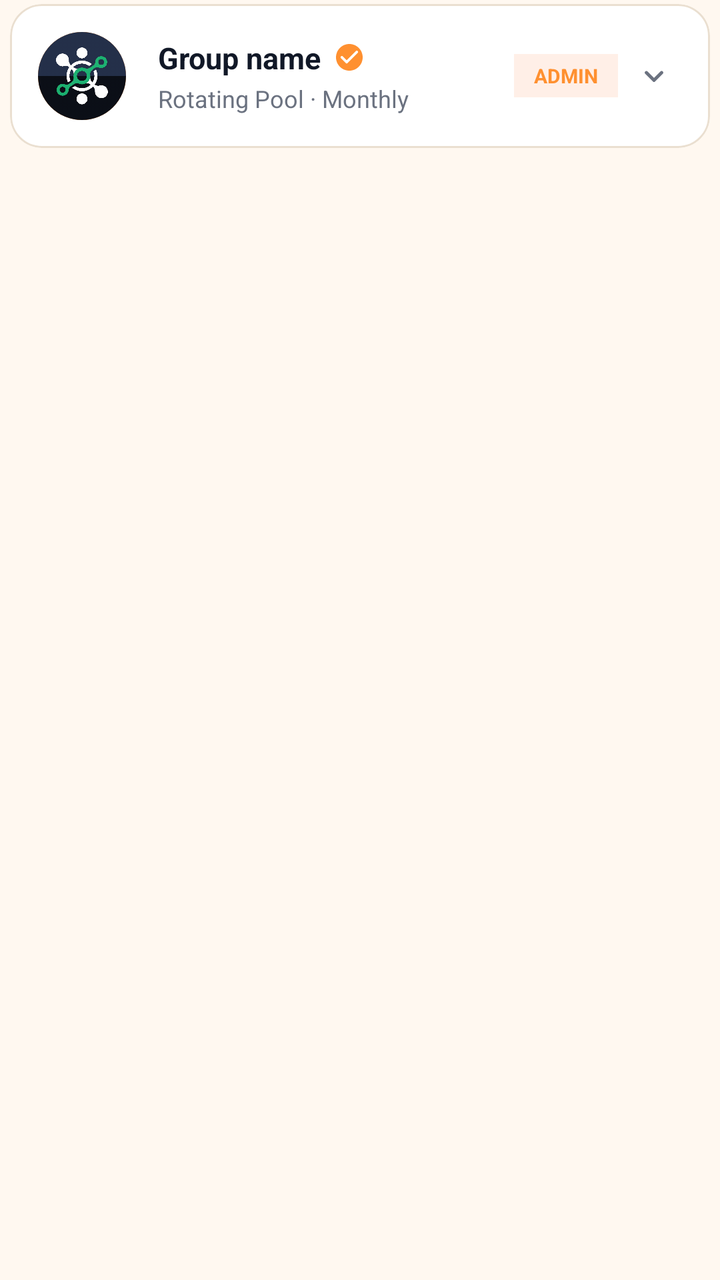
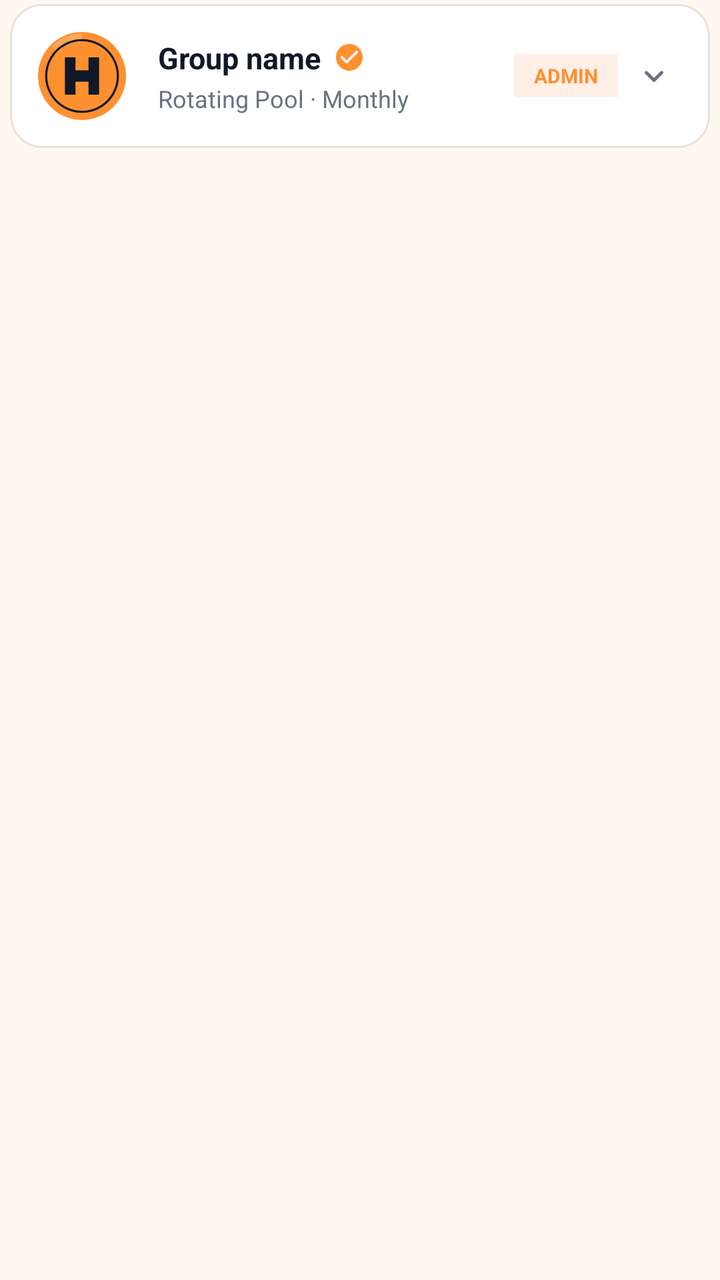

Before-and-after screenshots of an Android layout around one commit, followed by the original layout XML and the change that was made.
<!-- AndroidManifest.xml: application theme AppTheme -->
<!-- res/layout/group_custom_view.xml -->
<LinearLayout
	xmlns:android="http://schemas.android.com/apk/res/android"
	xmlns:app="http://schemas.android.com/apk/res-auto"
	xmlns:tools="http://schemas.android.com/tools"
	android:layout_width="match_parent"
	android:layout_height="wrap_content"
	android:orientation="vertical">
	<com.google.android.material.card.MaterialCardView
		android:id="@+id/cardview1"
		android:layout_width="match_parent"
		android:layout_height="wrap_content"
		android:layout_marginLeft="5dp"
		android:layout_marginTop="2dp"
		android:layout_marginRight="5dp"
		android:layout_marginBottom="2dp"
		app:cardBackgroundColor="@color/colorSurface"
		app:cardElevation="0dp"
		app:cardCornerRadius="16dp"
		app:strokeWidth="1dp"
		app:strokeColor="@color/colorCardStroke">
		<LinearLayout
			android:id="@+id/linear1"
			android:layout_width="match_parent"
			android:layout_height="match_parent"
			android:padding="14dp"
			android:orientation="vertical">
			<LinearLayout
				android:id="@+id/linear2"
				android:layout_width="match_parent"
				android:layout_height="wrap_content"
				android:gravity="center_vertical"
				android:orientation="horizontal">
				<androidx.cardview.widget.CardView
					android:id="@+id/cardview2"
					android:layout_width="wrap_content"
					android:layout_height="wrap_content"
					android:layout_marginRight="8dp"
					app:cardBackgroundColor="@color/darkFaint10"
					app:cardElevation="0dp"
					app:cardCornerRadius="360dp">
					<ImageView
						android:id="@+id/iv_group_card_icon"
						android:layout_width="44dp"
						android:layout_height="44dp"
						android:background="@color/colorAccent"
						android:src="@drawable/main_app_logo_1"
						android:scaleType="centerInside"
						android:focusable="false" />
				</androidx.cardview.widget.CardView>
				<LinearLayout
					android:id="@+id/linear78"
					android:layout_width="0dp"
					android:layout_height="wrap_content"
					android:orientation="vertical"
					android:layout_weight="1"
					android:layout_marginStart="8dp">
					<LinearLayout
						android:id="@+id/linear86"
						android:layout_width="match_parent"
						android:layout_height="wrap_content"
						android:gravity="center_vertical"
						android:orientation="horizontal">
						<TextView
							android:id="@+id/name_textview1"
							android:layout_width="wrap_content"
							android:layout_height="wrap_content"
							android:text="Group name"
							android:textSize="15sp"
							android:textStyle="bold"
							android:textColor="@color/colorTextPrimary"
							android:maxLines="1"
							android:ellipsize="end"
							android:focusable="false" />
						<ImageView
							android:id="@+id/imageview1"
							android:layout_width="16dp"
							android:layout_height="16dp"
							android:src="@drawable/icon_check_circle_round"
							android:scaleType="centerInside"
							android:layout_marginStart="6dp"
							app:tint="@color/colorAccent"
							android:focusable="false" />
					</LinearLayout>
					<TextView
						android:id="@+id/type_freq_textview3"
						android:layout_width="match_parent"
						android:layout_height="wrap_content"
						android:layout_marginTop="2dp"
						android:text="Rotating Pool · Monthly"
						android:textSize="12sp"
						android:textColor="@color/colorTextTertiary"
						android:maxLines="1"
						android:ellipsize="end"
						android:focusable="false" />
				</LinearLayout>
				<TextView
					android:id="@+id/position_textview2"
					android:layout_width="wrap_content"
					android:layout_height="wrap_content"
					android:paddingTop="4dp"
					android:paddingBottom="4dp"
					android:background="@color/colorAccentSoft"
					android:text="ADMIN"
					android:textSize="10sp"
					android:textStyle="bold"
					android:textColor="@color/colorAccent"
					android:paddingStart="10dp"
					android:paddingEnd="10dp"
					android:layout_marginStart="6dp"
					android:focusable="false" />
				<ImageView
					android:id="@+id/img_hide"
					android:layout_width="28dp"
					android:layout_height="28dp"
					android:padding="4dp"
					android:src="@drawable/icon_keyboard_arrow_down_round"
					android:scaleType="centerInside"
					android:focusable="false"
					android:layout_marginStart="4dp"
					app:tint="@color/colorTextTertiary" />
			</LinearLayout>
			<LinearLayout
				android:id="@+id/linear85"
				android:layout_width="match_parent"
				android:layout_height="wrap_content"
				android:orientation="vertical"
				android:visibility="gone">
				<View
					android:id="@+id/view79"
					android:layout_width="match_parent"
					android:layout_height="1dp"
					android:layout_marginTop="12dp"
					android:layout_marginBottom="12dp"
					android:background="@color/colorCardStroke" />
				<LinearLayout
					android:id="@+id/linear5"
					android:layout_width="match_parent"
					android:layout_height="wrap_content"
					android:gravity="center_vertical"
					android:orientation="horizontal">
					<TextView
						android:id="@+id/current_cycle_textview4"
						android:layout_width="0dp"
						android:layout_height="wrap_content"
						android:gravity="center_vertical"
						android:text="Cycle 1 progress"
						android:textColor="@color/colorTextSecondary"
						android:layout_weight="1"
						android:textSize="12.5sp"
						android:focusable="false" />
					<TextView
						android:id="@+id/current_cycle_percent_textview5"
						android:layout_width="wrap_content"
						android:layout_height="wrap_content"
						android:text="0%"
						android:textStyle="bold"
						android:textColor="@color/colorTextPrimary"
						android:textSize="12.5sp"
						android:focusable="false" />
				</LinearLayout>
				<com.google.android.material.progressindicator.LinearProgressIndicator
					android:id="@+id/current_cycle_progressbar1"
					android:layout_width="match_parent"
					android:layout_height="wrap_content"
					android:layout_marginTop="8dp"
					app:trackThickness="6dp"
					app:trackCornerRadius="30dp"
					app:indicatorColor="@color/colorAccent"
					app:trackColor="@color/colorSurfaceAlt" />
				<LinearLayout
					android:id="@+id/members_progress_indicator_linear3"
					android:layout_width="match_parent"
					android:layout_height="wrap_content"
					android:orientation="horizontal" />
				<LinearLayout
					android:id="@+id/linear4"
					android:layout_width="match_parent"
					android:layout_height="wrap_content"
					android:layout_marginTop="12dp"
					android:orientation="horizontal">
					<LinearLayout
						android:id="@+id/linear80"
						android:layout_width="0dp"
						android:layout_height="wrap_content"
						android:orientation="vertical"
						android:layout_weight="1">
						<TextView
							android:id="@+id/textview58"
							android:layout_width="wrap_content"
							android:layout_height="wrap_content"
							android:text="Per slot"
							android:textSize="10sp"
							android:textColor="@color/colorTextTertiary"
							android:focusable="false" />
						<TextView
							android:id="@+id/amount_per_slot_textview6"
							android:layout_width="wrap_content"
							android:layout_height="wrap_content"
							android:layout_marginTop="2dp"
							android:text="0 HARV"
							android:textSize="13sp"
							android:textStyle="bold"
							android:textColor="@color/colorTextPrimary"
							android:focusable="false" />
					</LinearLayout>
					<LinearLayout
						android:id="@+id/linear81"
						android:layout_width="0dp"
						android:layout_height="wrap_content"
						android:orientation="vertical"
						android:layout_weight="1">
						<TextView
							android:id="@+id/textview59"
							android:layout_width="wrap_content"
							android:layout_height="wrap_content"
							android:text="Members"
							android:textSize="10sp"
							android:textColor="@color/colorTextTertiary"
							android:focusable="false" />
						<TextView
							android:id="@+id/number_of_members_textview7"
							android:layout_width="wrap_content"
							android:layout_height="wrap_content"
							android:layout_marginTop="2dp"
							android:text="0"
							android:textSize="13sp"
							android:textStyle="bold"
							android:textColor="@color/colorTextPrimary"
							android:focusable="false" />
					</LinearLayout>
					<LinearLayout
						android:id="@+id/linear82"
						android:layout_width="0dp"
						android:layout_height="wrap_content"
						android:orientation="vertical"
						android:layout_weight="1">
						<TextView
							android:id="@+id/textview60"
							android:layout_width="wrap_content"
							android:layout_height="wrap_content"
							android:text="Trust"
							android:textSize="10sp"
							android:textColor="@color/colorTextTertiary"
							android:focusable="false" />
						<TextView
							android:id="@+id/group_trust_score_perc_textview8"
							android:layout_width="wrap_content"
							android:layout_height="wrap_content"
							android:layout_marginTop="2dp"
							android:text="Trust 0%"
							android:textSize="13sp"
							android:textStyle="bold"
							android:textColor="@color/colorTextPrimary"
							android:focusable="false" />
					</LinearLayout>
				</LinearLayout>
			</LinearLayout>
		</LinearLayout>
	</com.google.android.material.card.MaterialCardView>
</LinearLayout>
<!-- resources referenced by this layout -->
<resources>
  <color name="colorAccent">#FF9030</color>
  <color name="colorAccentSoft">#1AFF6115</color>
  <color name="colorCardStroke">#EADFD0</color>
  <color name="colorSurface">#FFFFFF</color>
  <color name="colorSurfaceAlt">#FFF3E6</color>
  <color name="colorTextPrimary">#111827</color>
  <color name="colorTextSecondary">#4B5563</color>
  <color name="colorTextTertiary">#6B7280</color>
  <color name="darkFaint10">#08000000</color>
  <!-- drawable icon_check_circle_round (drawable-xhdpi) -->
  <?xml version='1.0' encoding='UTF-8' standalone='yes' ?>
  <vector xmlns:android="http://schemas.android.com/apk/res/android" android:width="48dp" android:height="48dp" android:viewportWidth="24.0" android:viewportHeight="24.0"><path android:pathData="M12 2C6.48 2 2 6.48 2 12s4.48 10 10 10s10-4.48 10-10S17.52 2 12 2zM9.29 16.29L5.7 12.7a.996.996 0 1 1 1.41-1.41L10 14.17l6.88-6.88a.996.996 0 1 1 1.41 1.41l-7.59 7.59a.996.996 0 0 1-1.41 0z" android:fillColor="#FFFFFF" /></vector>
  <!-- drawable icon_keyboard_arrow_down_round (drawable-xhdpi) -->
  <?xml version='1.0' encoding='UTF-8' standalone='yes' ?>
  <vector xmlns:android="http://schemas.android.com/apk/res/android" android:width="48dp" android:height="48dp" android:viewportWidth="24.0" android:viewportHeight="24.0"><path android:pathData="M8.12 9.29L12 13.17l3.88-3.88a.996.996 0 1 1 1.41 1.41l-4.59 4.59a.996.996 0 0 1-1.41 0L6.7 10.7a.996.996 0 0 1 0-1.41c.39-.38 1.03-.39 1.42 0z" android:fillColor="#FFFFFF" /></vector>
  <!-- drawable main_app_logo_1: png bitmap (drawable-xhdpi, 51797 bytes) -->
  <style name="HarvannaTextView" parent="android:Widget.TextView">
          <item name="android:textColor">@color/colorTextPrimary</item>
      </style>
  <color name="colorTextOnAccent">#111827</color>
  <color name="colorAccentDark">#E57A14</color>
  <color name="colorError">#EF4444</color>
  <color name="colorTextPrimaryWhite">#FFFFFF</color>
  <color name="colorControlNormal">#6B7280</color>
  <color name="colorAccentRipple">#1AFF9030</color>
  <color name="colorAccentStroke">#33FF9030</color>
  <color name="colorAccentStrong">#B85F0A</color>
  <color name="colorBackground">#FFF8F0</color>
  <style name="HarvannaDialogButton" parent="Widget.MaterialComponents.Button.TextButton.Dialog">
          <item name="android:textColor">@color/colorAccent</item>
          <item name="android:minHeight">48dp</item>
      </style>
  <style name="HarvannaBottomSheetStyle" parent="Widget.MaterialComponents.BottomSheet.Modal">
          <item name="backgroundTint">?attr/colorSurface</item>
          <item name="shapeAppearanceOverlay">@style/HarvannaBottomSheetShape</item>
      </style>
  <style name="HarvannaBottomSheetShape" parent="">
          <item name="cornerFamily">rounded</item>
          <item name="cornerSizeTopLeft">20dp</item>
          <item name="cornerSizeTopRight">20dp</item>
          <item name="cornerSizeBottomLeft">0dp</item>
          <item name="cornerSizeBottomRight">0dp</item>
      </style>
  <!-- unchanged entries left out for length: 3 -->
</resources>

<!-- the commit's change to res/layout/group_custom_view.xml (unified diff, before → after) -->
@@ -43,7 +43,7 @@
 						android:layout_width="44dp"
 						android:layout_height="44dp"
 						android:background="@color/colorAccent"
-						android:src="@drawable/main_app_logo_1"
+						android:src="@drawable/ic_coin_harv"
 						android:scaleType="centerInside"
 						android:focusable="false" />
 				</androidx.cardview.widget.CardView>
<!-- resource entries referenced after the edit -->
@@ -9,13 +9,38 @@
   <color name="colorTextSecondary">#4B5563</color>
   <color name="colorTextTertiary">#6B7280</color>
   <color name="darkFaint10">#08000000</color>
+  <!-- drawable ic_coin_harv (drawable) -->
+  <?xml version="1.0" encoding="utf-8"?>
+  <vector xmlns:android="http://schemas.android.com/apk/res/android"
+      android:width="108dp"
+      android:height="108dp"
+      android:viewportWidth="108"
+      android:viewportHeight="108">
+      
+      <path
+          android:fillColor="#FF9030"
+          android:pathData="M54,2a52,52 0,1 0,0.001 0z" />
+      
+      <path
+          android:fillColor="#33FFFFFF"
+          android:pathData="M54,2A52,52 0,0 0,17.2 17.2L24.5,24.5A41.7,41.7 0,0 1,54 12.3z" />
+      
+      <path
+          android:fillColor="#00000000"
+          android:strokeColor="#111827"
+          android:strokeWidth="2.6"
+          android:pathData="M54,10a44,44 0,1 0,0.001 0z" />
+      
+      <path
+          android:fillColor="#111827"
+          android:pathData="M33,31h13v16h16V31h13v46H62V61H46v16H33z" />
+  </vector>
   <!-- drawable icon_check_circle_round (drawable-xhdpi) -->
   <?xml version='1.0' encoding='UTF-8' standalone='yes' ?>
   <vector xmlns:android="http://schemas.android.com/apk/res/android" android:width="48dp" android:height="48dp" android:viewportWidth="24.0" android:viewportHeight="24.0"><path android:pathData="M12 2C6.48 2 2 6.48 2 12s4.48 10 10 10s10-4.48 10-10S17.52 2 12 2zM9.29 16.29L5.7 12.7a.996.996 0 1 1 1.41-1.41L10 14.17l6.88-6.88a.996.996 0 1 1 1.41 1.41l-7.59 7.59a.996.996 0 0 1-1.41 0z" android:fillColor="#FFFFFF" /></vector>
   <!-- drawable icon_keyboard_arrow_down_round (drawable-xhdpi) -->
   <?xml version='1.0' encoding='UTF-8' standalone='yes' ?>
   <vector xmlns:android="http://schemas.android.com/apk/res/android" android:width="48dp" android:height="48dp" android:viewportWidth="24.0" android:viewportHeight="24.0"><path android:pathData="M8.12 9.29L12 13.17l3.88-3.88a.996.996 0 1 1 1.41 1.41l-4.59 4.59a.996.996 0 0 1-1.41 0L6.7 10.7a.996.996 0 0 1 0-1.41c.39-.38 1.03-.39 1.42 0z" android:fillColor="#FFFFFF" /></vector>
-  <!-- drawable main_app_logo_1: png bitmap (drawable-xhdpi, 51797 bytes) -->
   <style name="HarvannaTextView" parent="android:Widget.TextView">
           <item name="android:textColor">@color/colorTextPrimary</item>
       </style>
